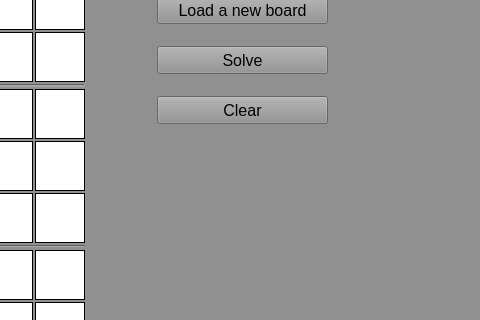
The window that View/sudoku.ui (giladsamuel/SudokuPy) describes before a commit, drawn with Qt 5; both pictures show x 483 to 963 and y 164 to 484 of the 963 by 742 pixel window.
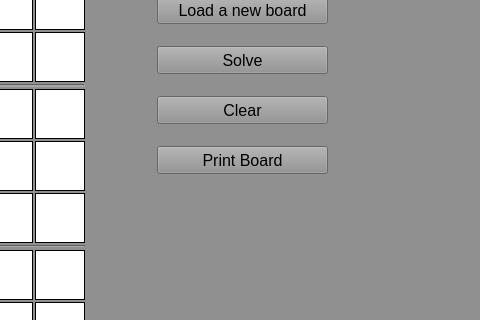
The same window after the commit.

Commit message: add push_button to prind board to console for debuging

Patch:
```diff
--- a/View/sudoku.ui
+++ b/View/sudoku.ui
@@ -4418,6 +4418,24 @@
      <string>Clear</string>
     </property>
    </widget>
+   <widget class="QPushButton" name="PB_PrintBoard">
+    <property name="geometry">
+     <rect>
+      <x>640</x>
+      <y>310</y>
+      <width>171</width>
+      <height>28</height>
+     </rect>
+    </property>
+    <property name="font">
+     <font>
+      <pointsize>12</pointsize>
+     </font>
+    </property>
+    <property name="text">
+     <string>Print Board</string>
+    </property>
+   </widget>
   </widget>
   <widget class="QMenuBar" name="menubar">
    <property name="geometry">
```
The commit also changes 2 other files.
